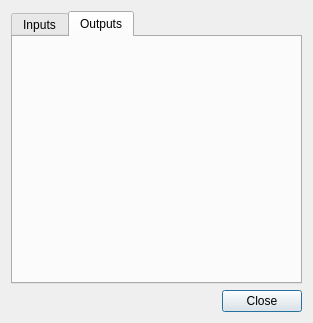
Before: the Qt Designer form src/editor/scenescriptdialog.ui in timbaker/scripted, drawn with Qt 5.
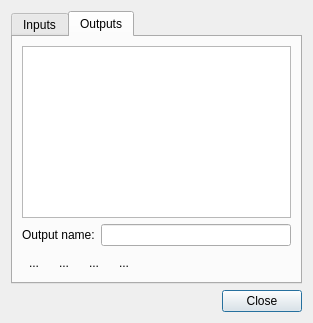
After: the same form once the commit is applied. The open tabs and pages were chosen to show the change. Icons and pictures are not drawn.

Commit message: Allow editing outputs in SceneScriptDialog.

```diff
--- a/src/editor/scenescriptdialog.ui
+++ b/src/editor/scenescriptdialog.ui
@@ -132,6 +132,110 @@
       <attribute name="title">
        <string>Outputs</string>
       </attribute>
+      <layout class="QGridLayout" name="gridLayout_3">
+       <item row="0" column="0">
+        <widget class="QListWidget" name="outputsList"/>
+       </item>
+       <item row="1" column="0">
+        <layout class="QHBoxLayout" name="horizontalLayout_3">
+         <item>
+          <widget class="QLabel" name="label_2">
+           <property name="text">
+            <string>Output name:</string>
+           </property>
+          </widget>
+         </item>
+         <item>
+          <widget class="QLineEdit" name="outputName"/>
+         </item>
+        </layout>
+       </item>
+       <item row="2" column="0">
+        <layout class="QHBoxLayout" name="horizontalLayout_4">
+         <item>
+          <widget class="QToolButton" name="addOutput">
+           <property name="toolTip">
+            <string>Add an output</string>
+           </property>
+           <property name="text">
+            <string>...</string>
+           </property>
+           <property name="icon">
+            <iconset resource="editor.qrc">
+             <normaloff>:/images/22x22/add.png</normaloff>:/images/22x22/add.png</iconset>
+           </property>
+           <property name="autoRaise">
+            <bool>true</bool>
+           </property>
+          </widget>
+         </item>
+         <item>
+          <widget class="QToolButton" name="moveOutputUp">
+           <property name="toolTip">
+            <string>Move selected output up</string>
+           </property>
+           <property name="text">
+            <string>...</string>
+           </property>
+           <property name="icon">
+            <iconset resource="editor.qrc">
+             <normaloff>:/images/16x16/go-up.png</normaloff>:/images/16x16/go-up.png</iconset>
+           </property>
+           <property name="autoRaise">
+            <bool>true</bool>
+           </property>
+          </widget>
+         </item>
+         <item>
+          <widget class="QToolButton" name="moveOutputDown">
+           <property name="toolTip">
+            <string>Move selected output down</string>
+           </property>
+           <property name="text">
+            <string>...</string>
+           </property>
+           <property name="icon">
+            <iconset resource="editor.qrc">
+             <normaloff>:/images/16x16/go-down.png</normaloff>:/images/16x16/go-down.png</iconset>
+           </property>
+           <property name="autoRaise">
+            <bool>true</bool>
+           </property>
+          </widget>
+         </item>
+         <item>
+          <widget class="QToolButton" name="removeOutput">
+           <property name="toolTip">
+            <string>Remove selected output</string>
+           </property>
+           <property name="text">
+            <string>...</string>
+           </property>
+           <property name="icon">
+            <iconset resource="editor.qrc">
+             <normaloff>:/images/16x16/edit-delete.png</normaloff>:/images/16x16/edit-delete.png</iconset>
+           </property>
+           <property name="autoRaise">
+            <bool>true</bool>
+           </property>
+          </widget>
+         </item>
+         <item>
+          <spacer name="horizontalSpacer_2">
+           <property name="orientation">
+            <enum>Qt::Horizontal</enum>
+           </property>
+           <property name="sizeHint" stdset="0">
+            <size>
+             <width>40</width>
+             <height>20</height>
+            </size>
+           </property>
+          </spacer>
+         </item>
+        </layout>
+       </item>
+      </layout>
      </widget>
     </widget>
    </item>
```
Left out of the diff: 2 changed lines with no effect on the pictures. The commit also changes 13 other files.
